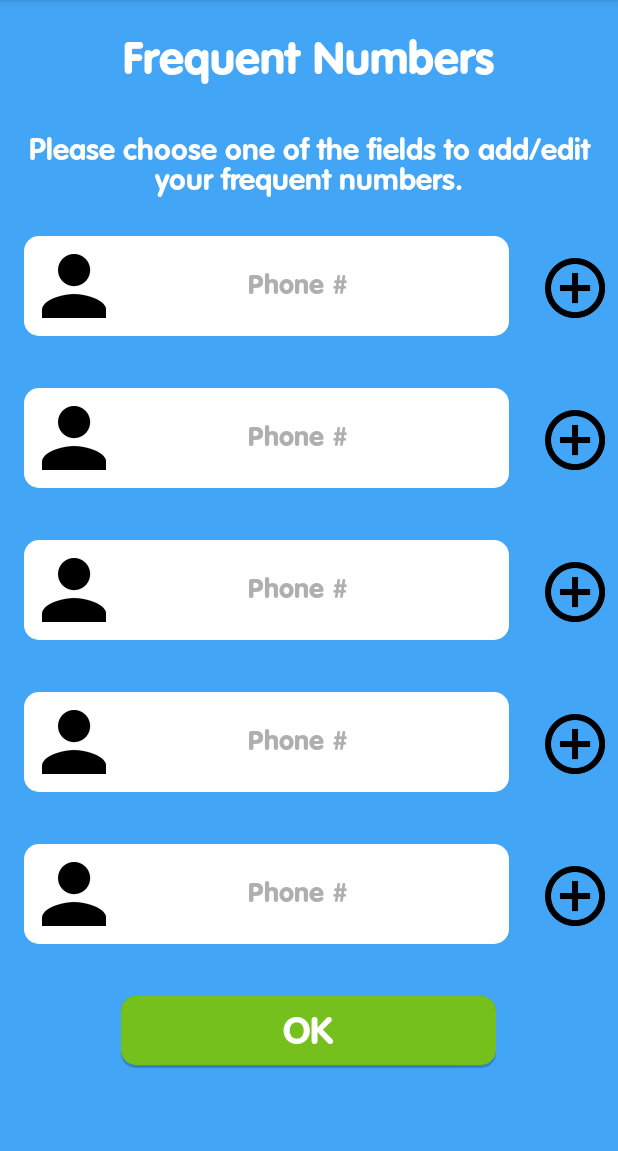
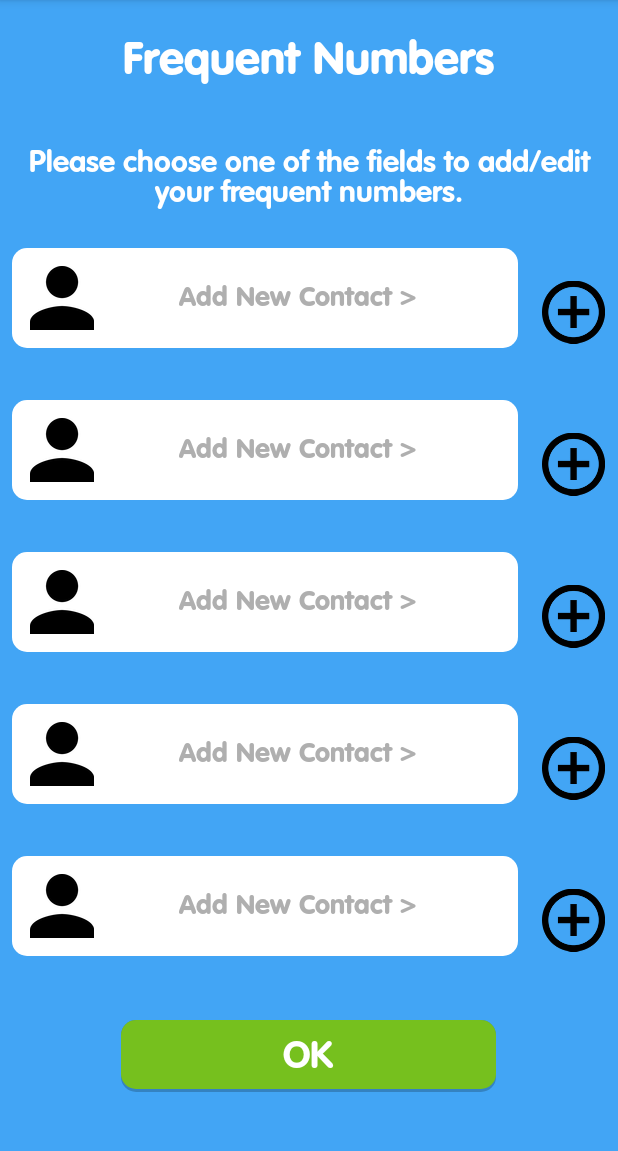
Before and after one commit to thanedar/mi-app, an Android app: the FrequentNumbersActivity screen opened directly, with no data from a screen before it, on a phone screen of 412 x 824 dp, the part 84-1235 px from its top. Run offline under Robolectric (Android 15) with nearby library versions, the phone set to English and light mode, and no system bars; our stand-ins replace ButterKnife, CircleImageView, Dagger/Hilt's generated code; libraries missing offline, so code that uses them is left out: retrofit.client, rx.android.schedulers, rx.schedulers; 122 statements that could not run were skipped.

Commit message:
minor UI and init changes

```diff
--- a/app/src/main/java/com/mitelcel/pack/ui/FrequentNumbersActivity.java
+++ b/app/src/main/java/com/mitelcel/pack/ui/FrequentNumbersActivity.java
@@ -129,8 +129,8 @@ public class FrequentNumbersActivity extends BaseActivity
     }
 
     private void makeDeleteApiCall() {
-        BeanDeleteFrequentNumber beanDeleteFrequentNumber;
-        beanDeleteFrequentNumber = new BeanDeleteFrequentNumber(order);
+        dialog.show();
+        BeanDeleteFrequentNumber beanDeleteFrequentNumber = new BeanDeleteFrequentNumber(order);
 
         miApiClient.delete_frequent_number(beanDeleteFrequentNumber, new Callback<BeanDeleteFrequentNumberResponse>() {
             @Override
--- a/app/src/main/java/com/mitelcel/pack/ui/fragment/FragmentMain.java
+++ b/app/src/main/java/com/mitelcel/pack/ui/fragment/FragmentMain.java
@@ -13,9 +13,7 @@ import android.view.ViewGroup;
 import android.widget.ImageView;
 import android.widget.TextView;
 
-import com.google.gson.Gson;
 import com.mitelcel.pack.Config;
-import com.mitelcel.pack.FakeData;
 import com.mitelcel.pack.MiApp;
 import com.mitelcel.pack.R;
 import com.mitelcel.pack.api.MiApiClient;
@@ -229,8 +227,6 @@ public class FragmentMain extends Fragment {
     private void get_best_offer() {
         BeanGetOfferList beanGetOfferList = new BeanGetOfferList(0, 1);
         BeanGetOfferListResponse beanGetOfferListResponse = miApiClient.get_offer_list(beanGetOfferList);
-//        Gson gson = new Gson();
-//        BeanGetOfferListResponse beanGetOfferListResponse = gson.fromJson(FakeData.RESP_GET_BEST_OFFER, BeanGetOfferListResponse.class);
         MiLog.i(TAG, "bean " + beanGetOfferListResponse.toString());
         List<BeanGetOfferListResponse.Offer> offerList = beanGetOfferListResponse.getResult();
         MiLog.i(TAG, "offer list " + offerList.get(0).toString());
--- a/app/src/main/res/layout/fragment_frequent_numbers.xml
+++ b/app/src/main/res/layout/fragment_frequent_numbers.xml
@@ -1,14 +1,19 @@
-<RelativeLayout xmlns:android="http://schemas.android.com/apk/res/android"
+<ScrollView xmlns:android="http://schemas.android.com/apk/res/android"
     android:layout_width="match_parent"
     android:layout_height="match_parent"
     android:background="@color/background_color">
+
+    <LinearLayout
+        android:layout_width="match_parent"
+        android:layout_height="wrap_content"
+        android:orientation="vertical">
 
         <com.mitelcel.pack.ui.widget.TextViewFolks
             android:id="@+id/label_frequent"
             style="@style/Theme.App.Fragment.Title.TextView"
             android:layout_width="wrap_content"
             android:layout_height="wrap_content"
-        android:gravity="center"
+            android:layout_gravity="center"
             android:padding="@dimen/padding_label"
             android:text="@string/frequent_numbers" />
 
@@ -17,17 +22,13 @@
             style="@style/Theme.App.TextFolks"
             android:layout_width="wrap_content"
             android:layout_height="wrap_content"
-        android:layout_below="@+id/label_frequent"
+            android:layout_gravity="center"
+            android:layout_margin="@dimen/margin_small"
+            android:focusableInTouchMode="true"
             android:gravity="center"
             android:padding="@dimen/margin_small"
             android:text="@string/frequent_numbers_info"
             android:textSize="20sp" />
-
-    <ScrollView
-        android:id="@+id/frequent_list_all"
-        android:layout_width="match_parent"
-        android:layout_height="wrap_content"
-        android:layout_below="@id/frequent_details">
 
         <LinearLayout
             android:layout_width="match_parent"
@@ -46,7 +47,7 @@
                     class="com.mitelcel.pack.ui.widget.EditTextFolk"
                     android:layout_width="0dp"
                     android:layout_height="wrap_content"
-                    android:layout_margin="@dimen/margin_medium"
+                    android:layout_margin="@dimen/margin_small"
                     android:layout_weight="0.8"
                     android:drawableLeft="@drawable/ic_person_64"
                     android:drawableStart="@drawable/ic_person_64"
@@ -89,7 +90,7 @@
                     class="com.mitelcel.pack.ui.widget.EditTextFolk"
                     android:layout_width="0dp"
                     android:layout_height="wrap_content"
-                    android:layout_margin="@dimen/margin_medium"
+                    android:layout_margin="@dimen/margin_small"
                     android:layout_weight="0.8"
                     android:drawableLeft="@drawable/ic_person_64"
                     android:drawableStart="@drawable/ic_person_64"
@@ -132,7 +133,7 @@
                     class="com.mitelcel.pack.ui.widget.EditTextFolk"
                     android:layout_width="0dp"
                     android:layout_height="wrap_content"
-                    android:layout_margin="@dimen/margin_medium"
+                    android:layout_margin="@dimen/margin_small"
                     android:layout_weight="0.8"
                     android:drawableLeft="@drawable/ic_person_64"
                     android:drawableStart="@drawable/ic_person_64"
@@ -175,7 +176,7 @@
                     class="com.mitelcel.pack.ui.widget.EditTextFolk"
                     android:layout_width="0dp"
                     android:layout_height="wrap_content"
-                    android:layout_margin="@dimen/margin_medium"
+                    android:layout_margin="@dimen/margin_small"
                     android:layout_weight="0.8"
                     android:drawableLeft="@drawable/ic_person_64"
                     android:drawableStart="@drawable/ic_person_64"
@@ -218,7 +219,7 @@
                     class="com.mitelcel.pack.ui.widget.EditTextFolk"
                     android:layout_width="0dp"
                     android:layout_height="wrap_content"
-                    android:layout_margin="@dimen/margin_medium"
+                    android:layout_margin="@dimen/margin_small"
                     android:layout_weight="0.8"
                     android:drawableLeft="@drawable/ic_person_64"
                     android:drawableStart="@drawable/ic_person_64"
@@ -259,5 +260,5 @@
                 android:focusableInTouchMode="true"
                 android:text="@string/ok" />
         </LinearLayout>
+    </LinearLayout>
 </ScrollView>
-</RelativeLayout>
--- a/app/src/main/res/values/strings.xml
+++ b/app/src/main/res/values/strings.xml
@@ -54,7 +54,7 @@
     <!-- Frequent Numbers -->
     <string name="frequent_check">"Please confirm you want to delete %1$s?"</string>
     <string name="frequent_invalid_input">Please check if you have entered proper contact phone number!</string>
-    <string name="frequent_msisdn">Phone #</string>
+    <string name="frequent_msisdn">Add New Contact ></string>
     <string name="frequent_numbers">Frequent Numbers</string>
     <string name="frequent_numbers_info">Please choose one of the fields to add/edit your frequent numbers.</string>
     <string name="frequent_numbers_success">You successfully added %1$s to your frequent numbers.</string>
```
Also changed, not shown: app/src/main/java/com/mitelcel/pack/api/bean/req/BeanGetOfferList.java (+9 -1 lines), app/src/main/java/com/mitelcel/pack/ui/fragment/FragmentRecent.java (+11 -0 lines). Lines whose indentation alone changed are shown as unchanged.
